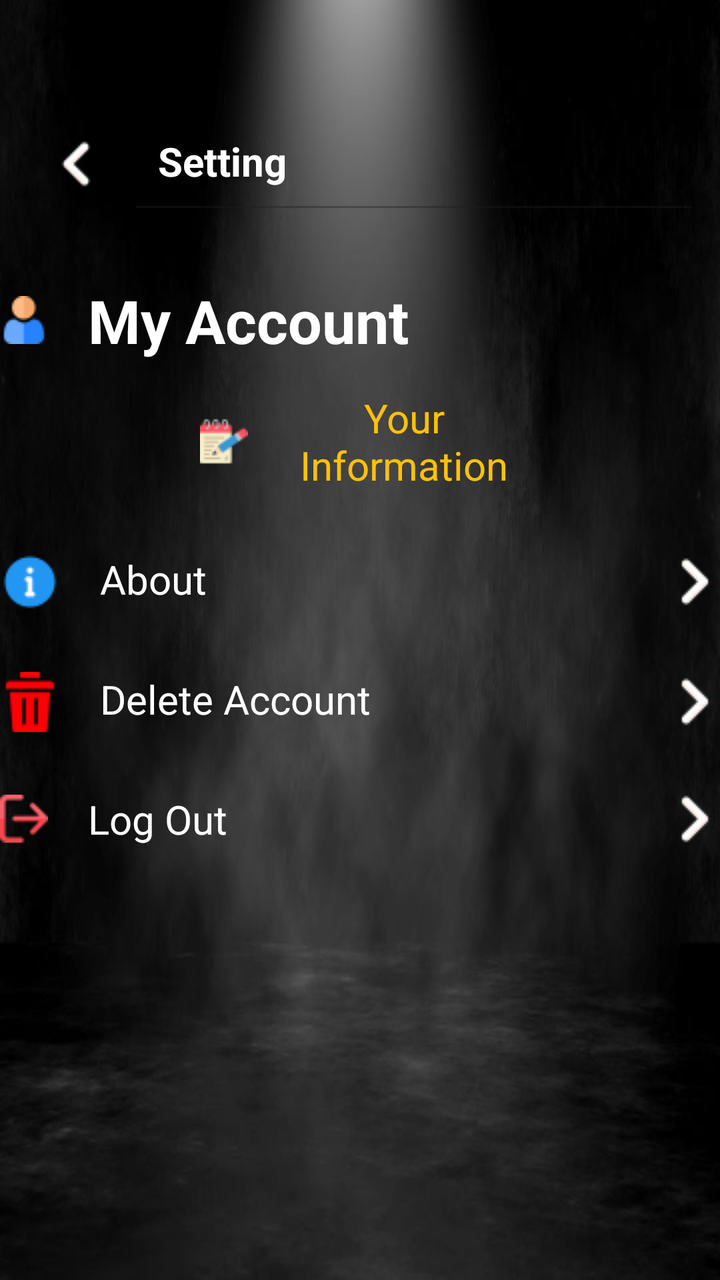
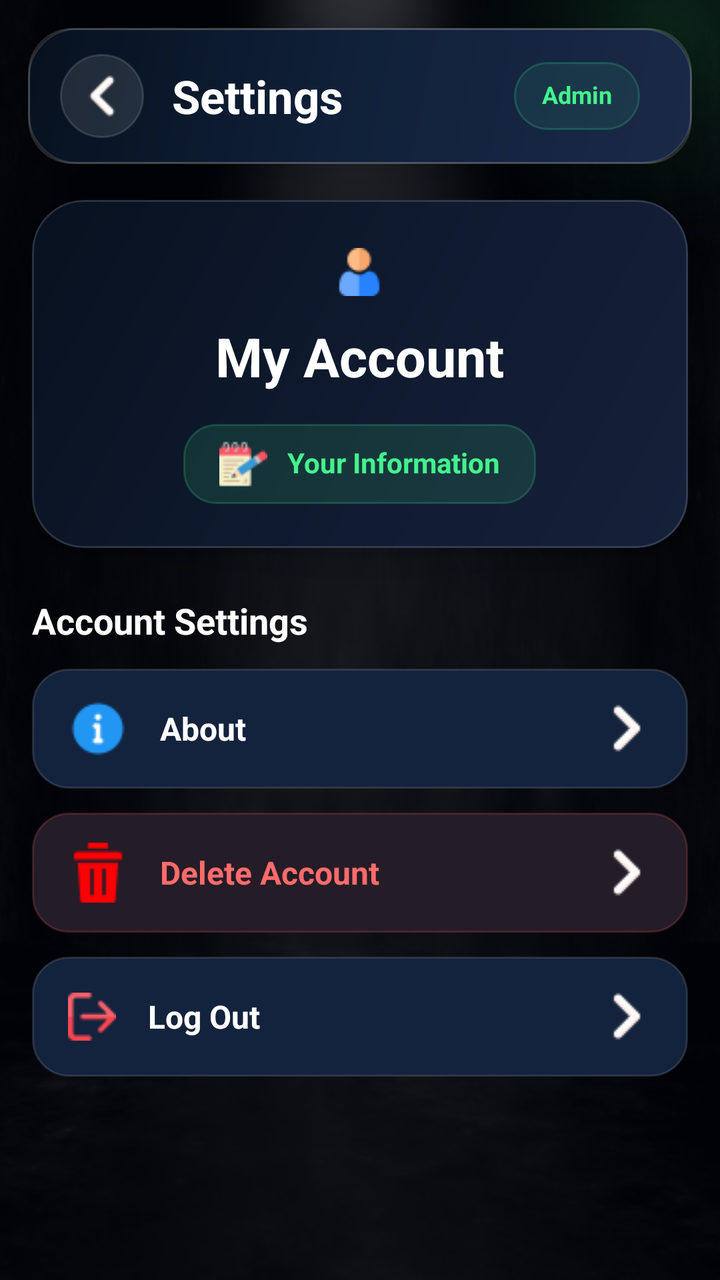

Two renders of the same Android screen: before a commit and after it. Below are the layout's source before the change and the commit's diff.
<!-- AndroidManifest.xml: application theme Theme.AdminBlinkit -->
<!-- res/layout/fragment_setting.xml -->
<?xml version="1.0" encoding="utf-8"?>
<RelativeLayout xmlns:android="http://schemas.android.com/apk/res/android"
    xmlns:app="http://schemas.android.com/apk/res-auto"
    xmlns:tools="http://schemas.android.com/tools"
    android:id="@+id/main"
    android:layout_width="match_parent"
    android:background="@drawable/about222"
    android:layout_height="match_parent">


    <LinearLayout
        android:id="@+id/linearprofile"
        android:layout_width="match_parent"
        android:layout_height="wrap_content"
        android:orientation="horizontal"
        app:layout_constraintEnd_toEndOf="parent"
        android:layout_marginTop="40dp"
        app:layout_constraintStart_toStartOf="parent"
        app:layout_constraintTop_toTopOf="parent">

        <androidx.appcompat.widget.Toolbar
            android:id="@+id/toolbarprofile"
            android:layout_width="match_parent"
            android:layout_marginTop="40dp"
            android:layout_height="wrap_content"
            android:layout_margin="10dp"
            android:backgroundTint="@color/black">

            <ImageView
                android:id="@+id/backprofile"
                android:layout_width="wrap_content"
                android:layout_height="wrap_content"
                android:layout_marginRight="10dp"
                android:src="@drawable/arrowl" />

            <EditText
                android:id="@+id/Profile"
                android:layout_width="match_parent"
                android:layout_height="60dp"
                android:layout_marginLeft="20dp"
                android:drawablePadding="10dp"
                android:gravity="left"
                android:hint="Setting"
                android:enabled="false"
                android:padding="15dp"
                android:textColor="@color/white"
                android:textColorHint="@color/white"
                android:textSize="20sp"
                android:textStyle="bold" />

        </androidx.appcompat.widget.Toolbar>
    </LinearLayout>

    <LinearLayout
        android:layout_width="match_parent"
        android:layout_height="match_parent"
        android:layout_marginTop="40dp"
        android:orientation="vertical">

        <TextView
            android:id="@+id/Account"
            android:layout_width="wrap_content"
            android:layout_height="wrap_content"
            android:layout_marginTop="100dp"
            android:drawableLeft="@drawable/user1"
            android:drawablePadding="20dp"
            android:text="My Account"
            android:textColor="@color/white"
            android:textSize="30sp"
            android:textStyle="bold" />



        <TextView
            android:id="@+id/info"
            android:layout_width="match_parent"
            android:layout_height="wrap_content"
            android:layout_marginTop="15dp"
            android:drawableLeft="@drawable/notepad1"
            android:drawablePadding="20dp"
            android:gravity="center"
            android:layout_marginLeft="100dp"
            android:layout_marginRight="100dp"


            android:text="Your Information"
            android:textColor="@color/yellow"
            android:textSize="20sp" />






        <TextView
            android:id="@+id/About"
            android:layout_width="match_parent"
            android:layout_height="wrap_content"
            android:layout_marginTop="30dp"
            android:drawableLeft="@drawable/about"
            android:drawableRight="@drawable/right1"
            android:drawablePadding="20dp"

            android:text="About"
            android:textColor="@color/white"
            android:textSize="20sp" />

        <TextView
            android:id="@+id/deleteAccount"
            android:layout_width="match_parent"
            android:layout_height="wrap_content"
            android:layout_marginTop="30dp"
            android:drawableLeft="@drawable/delete1"
            android:drawableRight="@drawable/right1"
            android:drawablePadding="20dp"

            android:text="Delete Account"
            android:textColor="@color/white"
            android:textSize="20sp" />



        <TextView
            android:id="@+id/LogOut"
            android:layout_width="match_parent"
            android:layout_height="wrap_content"
            android:layout_marginTop="30dp"
            android:drawableLeft="@drawable/logout1"
            android:drawableRight="@drawable/right1"
            android:drawablePadding="20dp"

            android:text="Log Out"
            android:textColor="@color/white"
            android:textSize="20sp" />


    </LinearLayout>
</RelativeLayout>
<!-- resources referenced by this layout -->
<resources>
  <color name="black">#FF000000</color>
  <color name="white">#FFFFFFFF</color>
  <color name="yellow">#FFC107</color>
  <style name="Theme.AdminBlinkit" parent="Base.Theme.AdminBlinkit" />
  <!-- unchanged entries left out for length: 9 -->
</resources>

<!-- the commit's change to res/layout/fragment_setting.xml (unified diff, before → after) -->
@@ -1,138 +1,256 @@
 <?xml version="1.0" encoding="utf-8"?>
-<RelativeLayout xmlns:android="http://schemas.android.com/apk/res/android"
+<androidx.constraintlayout.widget.ConstraintLayout
+    xmlns:android="http://schemas.android.com/apk/res/android"
     xmlns:app="http://schemas.android.com/apk/res-auto"
     xmlns:tools="http://schemas.android.com/tools"
     android:id="@+id/main"
     android:layout_width="match_parent"
-    android:background="@drawable/about222"
-    android:layout_height="match_parent">
-
-
-    <LinearLayout
+    android:layout_height="match_parent"
+    android:background="@drawable/about222">
+
+    
+    <View
+        android:id="@+id/darkOverlay"
+        android:layout_width="0dp"
+        android:layout_height="0dp"
+        android:background="#B802040A"
+        app:layout_constraintBottom_toBottomOf="parent"
+        app:layout_constraintEnd_toEndOf="parent"
+        app:layout_constraintStart_toStartOf="parent"
+        app:layout_constraintTop_toTopOf="parent" />
+
+    
+    <View
+        android:id="@+id/topGlow"
+        android:layout_width="230dp"
+        android:layout_height="230dp"
+        android:layout_marginTop="-100dp"
+        android:layout_marginEnd="-90dp"
+        android:alpha="0.45"
+        android:background="@drawable/bg_soft_glow"
+        app:layout_constraintEnd_toEndOf="parent"
+        app:layout_constraintTop_toTopOf="parent" />
+
+    
+    <com.google.android.material.card.MaterialCardView
         android:id="@+id/linearprofile"
-        android:layout_width="match_parent"
-        android:layout_height="wrap_content"
-        android:orientation="horizontal"
-        app:layout_constraintEnd_toEndOf="parent"
-        android:layout_marginTop="40dp"
+        android:layout_width="0dp"
+        android:layout_height="68dp"
+        android:layout_marginStart="14dp"
+        android:layout_marginTop="14dp"
+        android:layout_marginEnd="14dp"
+        app:cardBackgroundColor="@android:color/transparent"
+        app:cardCornerRadius="22dp"
+        app:cardElevation="10dp"
+        app:strokeColor="#22FFFFFF"
+        app:strokeWidth="1dp"
+        app:layout_constraintEnd_toEndOf="parent"
         app:layout_constraintStart_toStartOf="parent"
         app:layout_constraintTop_toTopOf="parent">
 
         <androidx.appcompat.widget.Toolbar
             android:id="@+id/toolbarprofile"
             android:layout_width="match_parent"
-            android:layout_marginTop="40dp"
+            android:layout_height="match_parent"
+            android:background="@drawable/bg_home_toolbar"
+            android:paddingStart="12dp"
+            android:paddingEnd="14dp">
+
+            <LinearLayout
+                android:layout_width="match_parent"
+                android:layout_height="match_parent"
+                android:gravity="center_vertical"
+                android:orientation="horizontal">
+
+                <ImageView
+                    android:id="@+id/backprofile"
+                    android:layout_width="42dp"
+                    android:layout_height="42dp"
+                    android:background="@drawable/bg_profile_back_circle"
+                    android:contentDescription="Back"
+                    android:padding="10dp"
+                    android:src="@drawable/arrowl" />
+
+                <EditText
+                    android:id="@+id/Profile"
+                    android:layout_width="0dp"
+                    android:layout_height="wrap_content"
+                    android:layout_marginStart="14dp"
+                    android:layout_weight="1"
+                    android:background="@android:color/transparent"
+                    android:enabled="false"
+                    android:focusable="false"
+                    android:hint="Settings"
+                    android:inputType="none"
+                    android:padding="0dp"
+                    android:singleLine="true"
+                    android:textColor="@android:color/white"
+                    android:textColorHint="@android:color/white"
+                    android:textSize="23sp"
+                    android:textStyle="bold" />
+
+                <TextView
+                    android:layout_width="wrap_content"
+                    android:layout_height="34dp"
+                    android:background="@drawable/bg_auth_tag"
+                    android:gravity="center"
+                    android:includeFontPadding="false"
+                    android:paddingStart="14dp"
+                    android:paddingEnd="14dp"
+                    android:text="Admin"
+                    android:textColor="#44F28C"
+                    android:textSize="12sp"
+                    android:textStyle="bold" />
+
+            </LinearLayout>
+
+        </androidx.appcompat.widget.Toolbar>
+
+    </com.google.android.material.card.MaterialCardView>
+
+    
+    <ScrollView
+        android:id="@+id/profileScroll"
+        android:layout_width="0dp"
+        android:layout_height="0dp"
+        android:clipToPadding="false"
+        android:fillViewport="true"
+        android:overScrollMode="never"
+        app:layout_constraintBottom_toBottomOf="parent"
+        app:layout_constraintEnd_toEndOf="parent"
+        app:layout_constraintStart_toStartOf="parent"
+        app:layout_constraintTop_toBottomOf="@id/linearprofile">
+
+        <LinearLayout
+            android:layout_width="match_parent"
             android:layout_height="wrap_content"
-            android:layout_margin="10dp"
-            android:backgroundTint="@color/black">
-
-            <ImageView
-                android:id="@+id/backprofile"
+            android:orientation="vertical"
+            android:paddingStart="16dp"
+            android:paddingTop="18dp"
+            android:paddingEnd="16dp"
+            android:paddingBottom="34dp">
+
+            
+            <com.google.android.material.card.MaterialCardView
+                android:id="@+id/accountCard"
+                android:layout_width="match_parent"
+                android:layout_height="wrap_content"
+                app:cardBackgroundColor="@android:color/transparent"
+                app:cardCornerRadius="26dp"
+                app:cardElevation="12dp"
+                app:strokeColor="#22FFFFFF"
+                app:strokeWidth="1dp">
+
+                <LinearLayout
+                    android:layout_width="match_parent"
+                    android:layout_height="wrap_content"
+                    android:background="@drawable/bg_section_card_dark"
+                    android:gravity="center"
+                    android:orientation="vertical"
+                    android:paddingStart="20dp"
+                    android:paddingTop="24dp"
+                    android:paddingEnd="20dp"
+                    android:paddingBottom="22dp">
+
+                    <TextView
+                        android:id="@+id/Account"
+                        android:layout_width="wrap_content"
+                        android:layout_height="wrap_content"
+                        android:drawableTop="@drawable/user1"
+                        android:drawablePadding="12dp"
+                        android:gravity="center"
+                        android:text="My Account"
+                        android:textColor="@android:color/white"
+                        android:textSize="27sp"
+                        android:textStyle="bold" />
+
+                    <TextView
+                        android:id="@+id/info"
+                        android:layout_width="wrap_content"
+                        android:layout_height="40dp"
+                        android:layout_marginTop="16dp"
+                        android:background="@drawable/bg_image_button_premium"
+                        android:drawableStart="@drawable/notepad1"
+                        android:drawablePadding="10dp"
+                        android:gravity="center"
+                        android:includeFontPadding="false"
+                        android:paddingStart="18dp"
+                        android:paddingEnd="18dp"
+                        android:text="Your Information"
+                        android:textColor="#44F28C"
+                        android:textSize="14sp"
+                        android:textStyle="bold" />
+
+                </LinearLayout>
+
+            </com.google.android.material.card.MaterialCardView>
+
+            
+            <TextView
                 android:layout_width="wrap_content"
                 android:layout_height="wrap_content"
-                android:layout_marginRight="10dp"
-                android:src="@drawable/arrowl" />
-
-            <EditText
-                android:id="@+id/Profile"
+                android:layout_marginTop="24dp"
+                android:layout_marginBottom="12dp"
+                android:text="Account Settings"
+                android:textColor="@android:color/white"
+                android:textSize="18sp"
+                android:textStyle="bold" />
+
+            
+            <TextView
+                android:id="@+id/About"
                 android:layout_width="match_parent"
                 android:layout_height="60dp"
-                android:layout_marginLeft="20dp"
-                android:drawablePadding="10dp"
-                android:gravity="left"
-                android:hint="Setting"
-                android:enabled="false"
-                android:padding="15dp"
-                android:textColor="@color/white"
-                android:textColorHint="@color/white"
-                android:textSize="20sp"
-                android:textStyle="bold" />
-
-        </androidx.appcompat.widget.Toolbar>
-    </LinearLayout>
-
-    <LinearLayout
-        android:layout_width="match_parent"
-        android:layout_height="match_parent"
-        android:layout_marginTop="40dp"
-        android:orientation="vertical">
-
-        <TextView
-            android:id="@+id/Account"
-            android:layout_width="wrap_content"
-            android:layout_height="wrap_content"
-            android:layout_marginTop="100dp"
-            android:drawableLeft="@drawable/user1"
-            android:drawablePadding="20dp"
-            android:text="My Account"
-            android:textColor="@color/white"
-            android:textSize="30sp"
-            android:textStyle="bold" />
-
-
-
-        <TextView
-            android:id="@+id/info"
-            android:layout_width="match_parent"
-            android:layout_height="wrap_content"
-            android:layout_marginTop="15dp"
-            android:drawableLeft="@drawable/notepad1"
-            android:drawablePadding="20dp"
-            android:gravity="center"
-            android:layout_marginLeft="100dp"
-            android:layout_marginRight="100dp"
-
-
-            android:text="Your Information"
-            android:textColor="@color/yellow"
-            android:textSize="20sp" />
-
-
-
-
-
-
-        <TextView
-            android:id="@+id/About"
-            android:layout_width="match_parent"
-            android:layout_height="wrap_content"
-            android:layout_marginTop="30dp"
-            android:drawableLeft="@drawable/about"
-            android:drawableRight="@drawable/right1"
-            android:drawablePadding="20dp"
-
-            android:text="About"
-            android:textColor="@color/white"
-            android:textSize="20sp" />
-
-        <TextView
-            android:id="@+id/deleteAccount"
-            android:layout_width="match_parent"
-            android:layout_height="wrap_content"
-            android:layout_marginTop="30dp"
-            android:drawableLeft="@drawable/delete1"
-            android:drawableRight="@drawable/right1"
-            android:drawablePadding="20dp"
-
-            android:text="Delete Account"
-            android:textColor="@color/white"
-            android:textSize="20sp" />
-
-
-
-        <TextView
-            android:id="@+id/LogOut"
-            android:layout_width="match_parent"
-            android:layout_height="wrap_content"
-            android:layout_marginTop="30dp"
-            android:drawableLeft="@drawable/logout1"
-            android:drawableRight="@drawable/right1"
-            android:drawablePadding="20dp"
-
-            android:text="Log Out"
-            android:textColor="@color/white"
-            android:textSize="20sp" />
-
-
-    </LinearLayout>
-</RelativeLayout>
+                android:background="@drawable/bg_profile_menu_item_premium"
+                android:drawableStart="@drawable/about"
+                android:drawableEnd="@drawable/right1"
+                android:drawablePadding="16dp"
+                android:gravity="center_vertical"
+                android:paddingStart="18dp"
+                android:paddingEnd="18dp"
+                android:text="About"
+                android:textColor="@android:color/white"
+                android:textSize="16sp"
+                android:textStyle="bold" />
+
+            
+            <TextView
+                android:id="@+id/deleteAccount"
+                android:layout_width="match_parent"
+                android:layout_height="60dp"
+                android:layout_marginTop="12dp"
+                android:background="@drawable/bg_profile_menu_item_danger"
+                android:drawableStart="@drawable/delete1"
+                android:drawableEnd="@drawable/right1"
+                android:drawablePadding="16dp"
+                android:gravity="center_vertical"
+                android:paddingStart="18dp"
+                android:paddingEnd="18dp"
+                android:text="Delete Account"
+                android:textColor="#FF6B6B"
+                android:textSize="16sp"
+                android:textStyle="bold" />
+
+            
+            <TextView
+                android:id="@+id/LogOut"
+                android:layout_width="match_parent"
+                android:layout_height="60dp"
+                android:layout_marginTop="12dp"
+                android:background="@drawable/bg_profile_menu_item_premium"
+                android:drawableStart="@drawable/logout1"
+                android:drawableEnd="@drawable/right1"
+                android:drawablePadding="16dp"
+                android:gravity="center_vertical"
+                android:paddingStart="18dp"
+                android:paddingEnd="18dp"
+                android:text="Log Out"
+                android:textColor="@android:color/white"
+                android:textSize="16sp"
+                android:textStyle="bold" />
+
+        </LinearLayout>
+
+    </ScrollView>
+
+</androidx.constraintlayout.widget.ConstraintLayout>
<!-- resource entries referenced after the edit -->
@@ -1,8 +1,147 @@
 <!-- resources referenced by this layout -->
 <resources>
-  <color name="black">#FF000000</color>
-  <color name="white">#FFFFFFFF</color>
-  <color name="yellow">#FFC107</color>
+  <!-- drawable bg_auth_tag (drawable) -->
+  <?xml version="1.0" encoding="utf-8"?>
+  <shape xmlns:android="http://schemas.android.com/apk/res/android">
+  
+      <solid android:color="#1544F28C" />
+  
+      <corners android:radius="50dp" />
+  
+      <stroke
+          android:width="1dp"
+          android:color="#3344F28C" />
+  
+  </shape>
+  <!-- drawable bg_home_toolbar (drawable) -->
+  <?xml version="1.0" encoding="utf-8"?>
+  <shape xmlns:android="http://schemas.android.com/apk/res/android">
+  
+      <gradient
+          android:angle="135"
+          android:startColor="#1B2948"
+          android:centerColor="#10213A"
+          android:endColor="#07111F" />
+  
+      <corners android:radius="24dp" />
+  
+      <stroke
+          android:width="1dp"
+          android:color="#22FFFFFF" />
+  
+  </shape>
+  <!-- drawable bg_image_button_premium (drawable) -->
+  <?xml version="1.0" encoding="utf-8"?>
+  <shape xmlns:android="http://schemas.android.com/apk/res/android">
+  
+      <solid android:color="#1F44F28C" />
+  
+      <corners android:radius="16dp" />
+  
+      <stroke
+          android:width="1dp"
+          android:color="#3344F28C" />
+  
+  </shape>
+  <!-- drawable bg_profile_back_circle (drawable) -->
+  <?xml version="1.0" encoding="utf-8"?>
+  <selector xmlns:android="http://schemas.android.com/apk/res/android">
+  
+      <item android:state_pressed="true">
+          <shape android:shape="oval">
+              <solid android:color="#3344F28C" />
+              <stroke
+                  android:width="1dp"
+                  android:color="#5544F28C" />
+          </shape>
+      </item>
+  
+      <item>
+          <shape android:shape="oval">
+              <solid android:color="#1AFFFFFF" />
+              <stroke
+                  android:width="1dp"
+                  android:color="#22FFFFFF" />
+          </shape>
+      </item>
+  
+  </selector>
+  <!-- drawable bg_profile_menu_item_danger (drawable) -->
+  <?xml version="1.0" encoding="utf-8"?>
+  <selector xmlns:android="http://schemas.android.com/apk/res/android">
+  
+      <item android:state_pressed="true">
+          <shape>
+              <solid android:color="#3A1B1B" />
+              <corners android:radius="18dp" />
+              <stroke
+                  android:width="1dp"
+                  android:color="#66FF6B6B" />
+          </shape>
+      </item>
+  
+      <item>
+          <shape>
+              <solid android:color="#241C27" />
+              <corners android:radius="18dp" />
+              <stroke
+                  android:width="1dp"
+                  android:color="#33FF6B6B" />
+          </shape>
+      </item>
+  
+  </selector>
+  <!-- drawable bg_profile_menu_item_premium (drawable) -->
+  <?xml version="1.0" encoding="utf-8"?>
+  <selector xmlns:android="http://schemas.android.com/apk/res/android">
+  
+      <item android:state_pressed="true">
+          <shape>
+              <solid android:color="#1D2F4F" />
+              <corners android:radius="18dp" />
+              <stroke
+                  android:width="1dp"
+                  android:color="#3344F28C" />
+          </shape>
+      </item>
+  
+      <item>
+          <shape>
+              <solid android:color="#14233D" />
+              <corners android:radius="18dp" />
+              <stroke
+                  android:width="1dp"
+                  android:color="#20FFFFFF" />
+          </shape>
+      </item>
+  
+  </selector>
+  <!-- drawable bg_section_card_dark (drawable) -->
+  <?xml version="1.0" encoding="utf-8"?>
+  <shape xmlns:android="http://schemas.android.com/apk/res/android">
+  
+      <gradient
+          android:angle="135"
+          android:startColor="#15213A"
+          android:centerColor="#101A2F"
+          android:endColor="#07111F" />
+  
+      <corners android:radius="22dp" />
+  
+  </shape>
+  <!-- drawable bg_soft_glow (drawable) -->
+  <?xml version="1.0" encoding="utf-8"?>
+  <shape xmlns:android="http://schemas.android.com/apk/res/android"
+      android:shape="oval">
+  
+      <gradient
+          android:type="radial"
+          android:gradientRadius="110dp"
+          android:startColor="#5544F28C"
+          android:centerColor="#2244F28C"
+          android:endColor="#0044F28C" />
+  
+  </shape>
   <style name="Theme.AdminBlinkit" parent="Base.Theme.AdminBlinkit" />
   <!-- unchanged entries left out for length: 9 -->
 </resources>
